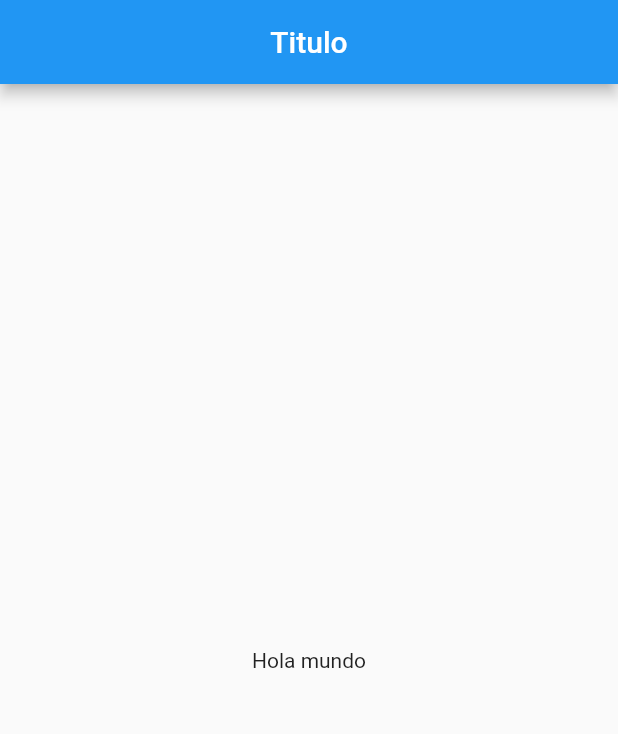
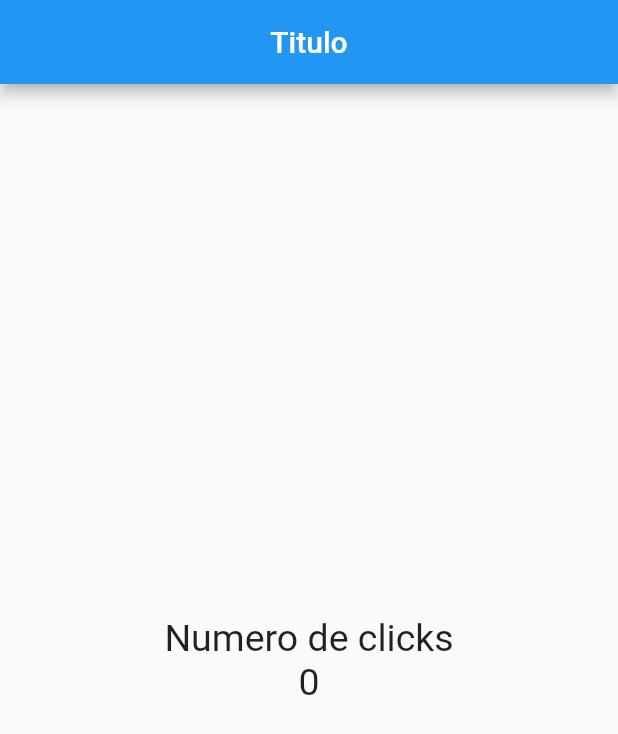
Before and after one commit to yuqmettal/contador-flutter, a Flutter app: the screen it shows after launch, on a phone screen of 412 x 824 dp. Shown: the top 734 px of the screen. Run offline on Flutter 3.47's test engine with Material 2 defaults, Android fonts, the phone set to English and light mode, and no system bars.

Commit message:
Add column widget

```diff
--- a/lib/src/pages/home_page.dart
+++ b/lib/src/pages/home_page.dart
@@ -1,7 +1,7 @@
 import 'package:flutter/material.dart';
 
 class HomePage extends StatelessWidget {
-  const HomePage({Key key}) : super(key: key);
+  final estiloTexto = new TextStyle(fontSize: 25);
 
   @override
   Widget build(BuildContext context) {
@@ -10,7 +10,15 @@ class HomePage extends StatelessWidget {
         title: Text('Titulo'),
         centerTitle: true,
       ),
-      body: Center(child: Text('Hola mundo'),),
+      body: Center(
+        child: Column(
+          mainAxisAlignment: MainAxisAlignment.center,
+          children: <Widget>[
+            Text('Numero de clicks', style: estiloTexto,),
+            Text('0', style: estiloTexto),
+          ],
+        ),
+      ),
     );
   }
 }
```
